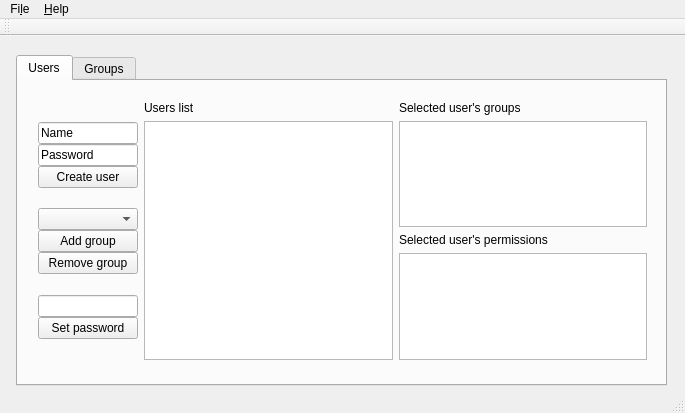
Qt form MainWindow.ui (Credid/credid-client-qt) before a commit.
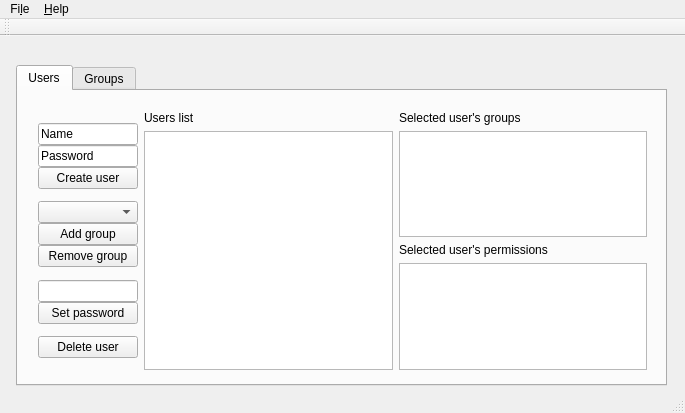
The same form after that commit.

Commit message: Add delete user command and fix some bugs

```diff
--- a/MainWindow.ui
+++ b/MainWindow.ui
@@ -18,9 +18,9 @@
     <property name="geometry">
      <rect>
       <x>16</x>
-      <y>19</y>
+      <y>29</y>
       <width>651</width>
-      <height>331</height>
+      <height>321</height>
      </rect>
     </property>
     <property name="currentIndex">
@@ -41,7 +41,7 @@
       </property>
       <layout class="QHBoxLayout" name="layoutUsers">
        <item>
-        <layout class="QVBoxLayout" name="verticalLayout_2" stretch="0,0,0,0,0,0,0,0,0,0,0,0">
+        <layout class="QVBoxLayout" name="verticalLayout_2" stretch="0,0,0,0,0,0,0,0,0,0,0,0,0,0">
          <property name="spacing">
           <number>0</number>
          </property>
@@ -145,6 +145,26 @@
            </property>
           </spacer>
          </item>
+         <item>
+          <widget class="QPushButton" name="removeUser">
+           <property name="text">
+            <string>Delete user</string>
+           </property>
+          </widget>
+         </item>
+         <item>
+          <spacer name="verticalSpacer_7">
+           <property name="orientation">
+            <enum>Qt::Vertical</enum>
+           </property>
+           <property name="sizeHint" stdset="0">
+            <size>
+             <width>20</width>
+             <height>40</height>
+            </size>
+           </property>
+          </spacer>
+         </item>
         </layout>
        </item>
        <item>
@@ -282,7 +302,7 @@
     <property name="geometry">
      <rect>
       <x>10</x>
-      <y>0</y>
+      <y>10</y>
       <width>651</width>
       <height>20</height>
      </rect>
```
The commit also changes 2 other files.
